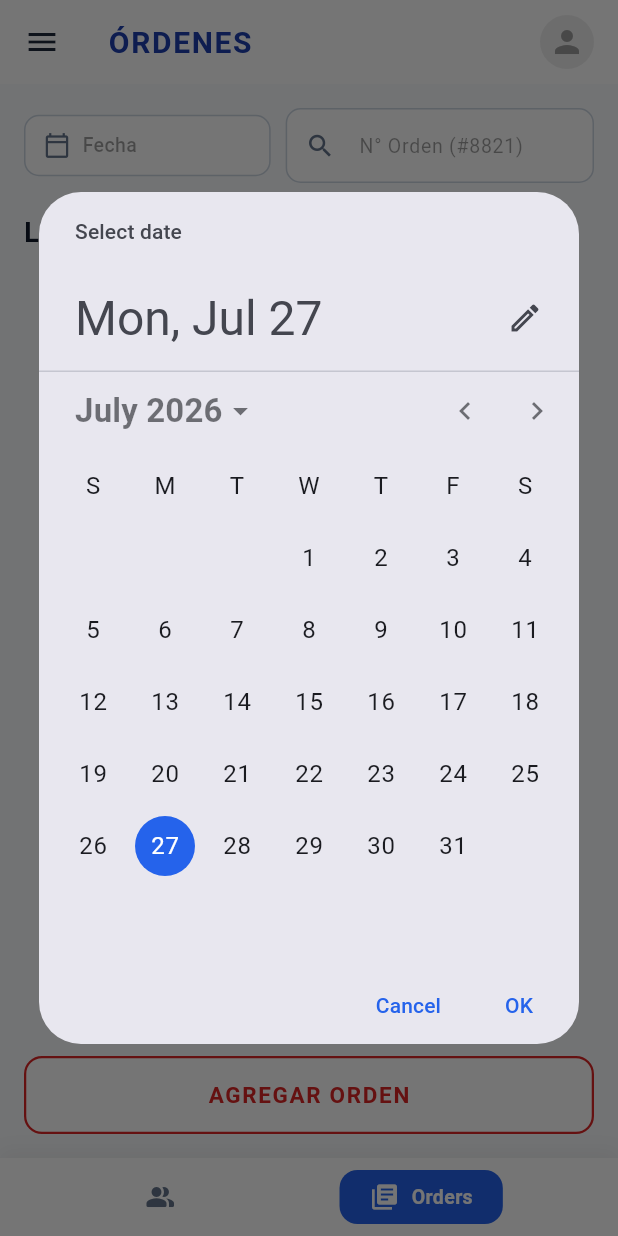
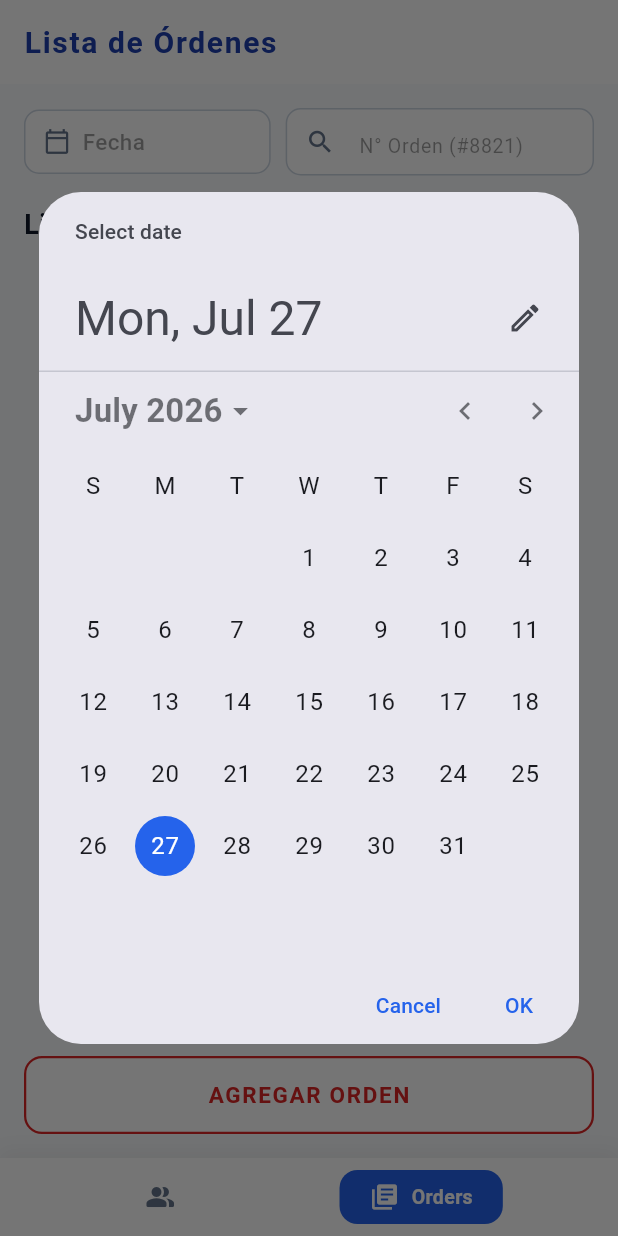
Before and after one commit to IsaacJTM/ProjectLogic, a Flutter app: the ListaOrdenesPage screen opened by its route, after a tap on "Fecha", on a phone screen of 412 x 824 dp. Run offline on Flutter 3.47's test engine with Material 3 defaults, Android fonts, the light colour scheme and no system bars; our stand-ins replace cloud_firestore, firebase_auth, firebase_core, flutter_bloc, flutter_map, geolocator and 4 more; missing offline and left inert: dart:ffi; accounts and stored records are empty; Roboto replaces fonts that are missing (Hanken Grotesk).

Commit message:
Lista de Ordenes

```diff
--- a/lib/features/admin/data/datasources/ordenes_remote_datasource.dart
+++ b/lib/features/admin/data/datasources/ordenes_remote_datasource.dart
@@ -1,3 +1,5 @@
+import 'dart:ffi';
+
 import 'package:cloud_firestore/cloud_firestore.dart';
 import 'package:logistics_pro/features/admin/data/models/orden_trabajo_model.dart';
 import 'package:logistics_pro/features/admin/data/models/tarea_checklist_model.dart';
@@ -12,7 +14,7 @@ class OrdenesRemoteDatasource {
     //Para crear el documento de la ORDEN
     final DocumentReference ordenRef = _firestore
                 .collection('ordenes_trabajo')
-                .doc(orden.idOrden);
+                .doc(orden.idOrden.toString());
     writeBatch.set(ordenRef, orden.toMap());
 
     for(var actividad in orden.actividades){
@@ -24,7 +26,7 @@ class OrdenesRemoteDatasource {
       );
 
       //Para crear el documento de ACTIVIDAD
-      final DocumentReference tareaRef = _firestore.collection('tareas_checklist').doc(actividad.idTarea);
+      final DocumentReference tareaRef = _firestore.collection('tareas_checklist').doc(actividad.idTarea.toString());
       writeBatch.set(tareaRef, tarea.toMap());
     }
 
@@ -41,7 +43,7 @@ class OrdenesRemoteDatasource {
               List<OrdenTrabajoEntity>  listaOrdenes = [];
               for (var docOrden in snapshotsOrdenes.docs){
                 final dataOrden = docOrden.data();
-                final String idOrdenDoc = docOrden.id;
+                final int idOrdenDoc = int.parse(docOrden.id);
 
                 // Recuperamos de Firestores las tareas de checklist asociadas a la Orden
                 final snapshotsTarea = await _firestore
@@ -51,26 +53,26 @@ class OrdenesRemoteDatasource {
                 final tareaList = snapshotsTarea.docs.map((docTarea){
                   //final dataTarea = docTarea.data();
                   return TareaChecklistModel(
-                    idTarea: docTarea.id,
+                    idTarea: int.parse(docTarea.id),
                     idOrden: docTarea['idOrden'] ?? '',
                     descripcion: docTarea['descripcion'] ?? '',
-                    estadoCompletado: docTarea['estadoCompletado'] ?? false
+                    estadoCompletado: docTarea['estadoCompletada'] ?? false
                   );
                 }).toList();
 
                 listaOrdenes.add(
                   OrdenTrabajoEntity(
                     idOrden: idOrdenDoc,
-                    idCliente: dataOrden['idCliente'] ?? '',
+                    idCliente: dataOrden['idCliente'] ?? '', //vuelve a pages
                     idUsuario: dataOrden['idUsuario'] ?? '',
                     nroOrden: dataOrden['nroOrden'] ?? 1001,
                     estadoFase: dataOrden['estadoFase'] ?? 0,
                     fechaCreacion: (dataOrden['fechaCreacion'] as Timestamp?)?.toDate() ?? DateTime.now(),
                     fechaAsignacionOrden: (dataOrden['fechaAsignacionOrden'] as Timestamp?)?.toDate() ?? DateTime.now(),
-                    titulo: dataOrden['descripcion'],
-                    nombreLugar: dataOrden['nombreLugar'],
-                    latitud: (dataOrden['latitud'] as num)?.toDouble() ?? 0.0,
-                    longitud: (dataOrden['longitud'] as num)?.toDouble() ?? 0.0,
+                    titulo: dataOrden['notasGenerales'],
+                    nombreLugar: (dataOrden['nombreLugar'] as String?) ?? '',
+                    latitud: (dataOrden['latitud'] as String?) ?? '',
+                    longitud: (dataOrden['longitud'] as String?) ?? '',
                     actividades: tareaList
                   ),
                 );
--- a/lib/features/admin/domain/entities/orden_trabajo_entity.dart
+++ b/lib/features/admin/domain/entities/orden_trabajo_entity.dart
@@ -1,8 +1,8 @@
 import 'package:logistics_pro/features/admin/domain/entities/tarea_checklist_entity.dart';
 
 class OrdenTrabajoEntity {
-  final String idOrden;
-  final String idCliente;
+  final int idOrden;
+  final int idCliente;
   final String idUsuario;
   final int nroOrden;
   final int estadoFase;
@@ -13,8 +13,8 @@ class OrdenTrabajoEntity {
   final String? descripcion;
   final int? tiempoEjecucion;
   final String nombreLugar;
-  final double latitud;
-  final double longitud;
+  final String latitud;
+  final String longitud;
   final List<TareaChecklistEntity> actividades;
 
   OrdenTrabajoEntity({
--- a/lib/features/admin/domain/entities/tarea_checklist_entity.dart
+++ b/lib/features/admin/domain/entities/tarea_checklist_entity.dart
@@ -1,6 +1,6 @@
 class TareaChecklistEntity {
-  final String idTarea;
-  final String idOrden;
+  final int idTarea;
+  final int idOrden;
   final DateTime? fechaCreacion;
   final String? horaCompletado;
   final String descripcion;
--- a/lib/features/admin/presentation/pages/lista_ordenes_page.dart
+++ b/lib/features/admin/presentation/pages/lista_ordenes_page.dart
@@ -38,7 +38,7 @@ class _ListaOrdenesPageState extends State<ListaOrdenesPage> {
     if(picked != null){
       setState(() {
         _fechaSeleccionada = picked;
-        _fechaController.text = DateFormat('MM dd, yyyy').format(picked);
+        _fechaController.text = DateFormat('dd-MM-yyyy').format(picked);
       });
     }
   }
@@ -58,12 +58,8 @@ class _ListaOrdenesPageState extends State<ListaOrdenesPage> {
       appBar: AppBar(
         backgroundColor: Colors.white,
         elevation: 0,
-        leading: IconButton(
-          icon: const Icon(Icons.menu, color: Color(0xFF1E293B)),
-          onPressed: () {},
-        ),
         title: const Text(
-          "ÓRDENES",
+          "Lista de Órdenes",
           style: TextStyle(
             color: Color(0xFF1E40AF),
             fontWeight: FontWeight.bold,
@@ -71,16 +67,6 @@ class _ListaOrdenesPageState extends State<ListaOrdenesPage> {
             letterSpacing: 1.1,
           ),
         ),
-        actions: [
-          Padding(
-            padding: const EdgeInsets.only(right: 16.0),
-            child: CircleAvatar(
-              radius: 18,
-              backgroundColor: Colors.grey[200],
-              child: const Icon(Icons.person, color: Colors.grey),
-            ),
-          )
-        ],
       ),
       body: Stack(
         children: [
@@ -111,7 +97,7 @@ class _ListaOrdenesPageState extends State<ListaOrdenesPage> {
                                 child: Text(
                                   _fechaSeleccionada == null ? "Fecha" : _fechaController.text,
                                   style: TextStyle(
-                                    fontSize: 13,
+                                    fontSize: 15,
                                     color: _fechaSeleccionada == null ? Colors.black38 : const Color(0xFF1E293B),
                                     fontWeight: FontWeight.w500,
                                   ),
@@ -133,6 +119,7 @@ class _ListaOrdenesPageState extends State<ListaOrdenesPage> {
                       flex: 5,
                       child: Container(
                         padding: const EdgeInsets.symmetric(horizontal: 12),
+                        height: 45,
                         decoration: BoxDecoration(
                           color: Colors.white,
                           borderRadius: BorderRadius.circular(10),
@@ -146,7 +133,6 @@ class _ListaOrdenesPageState extends State<ListaOrdenesPage> {
                             hintStyle: TextStyle(color: Colors.black38, fontSize: 13),
                             border: InputBorder.none,
                             icon: Icon(Icons.search, size: 20, color: Color(0xFF64748B)),
-                            contentPadding: EdgeInsets.symmetric(vertical: 10),
                           ),
                         ),
                       ),
@@ -165,7 +151,6 @@ class _ListaOrdenesPageState extends State<ListaOrdenesPage> {
                 ),
                 const SizedBox(height: 12),
 
-                // 2. ESCUCHA DE ORDENES VIA CLEAN ARCHITECTURE (STREAM FROM USECASE)
                 Expanded(
                   child: StreamBuilder<List<OrdenTrabajoEntity>>(
                     stream: controller.ordenesStream,
@@ -173,7 +158,7 @@ class _ListaOrdenesPageState extends State<ListaOrdenesPage> {
                       if (snapshot.connectionState == ConnectionState.waiting) {
                         return const Center(child: CircularProgressIndicator());
                       }
-
+                      print(snapshot.error);
                       if (!snapshot.hasData || snapshot.data!.isEmpty) {
                         return const Center(
                           child: Text("No hay órdenes registradas", style: TextStyle(color: Colors.grey)),
@@ -282,7 +267,7 @@ class _CardOrdenItem extends StatelessWidget {
             style: const TextStyle(fontWeight: FontWeight.bold, fontSize: 15, color: Color(0xFF0F172A)),
           ),
           subtitle: Text(
-            "ID: #ORD-2023-${orden.nroOrden}",
+            "ID: #ORD-${orden.nroOrden}",
             style: const TextStyle(fontSize: 12, color: Color(0xFF64748B)),
           ),
           children: [
```
Also changed, not shown: lib/features/admin/presentation/pages/agregar_oden_page.dart (+8 -5 lines), lib/features/admin/presentation/pages/create_personal_pages.dart (+85 -2 lines), lib/features/logistics/data/datasources/media_upload_api.dart (+53 -1 lines).
